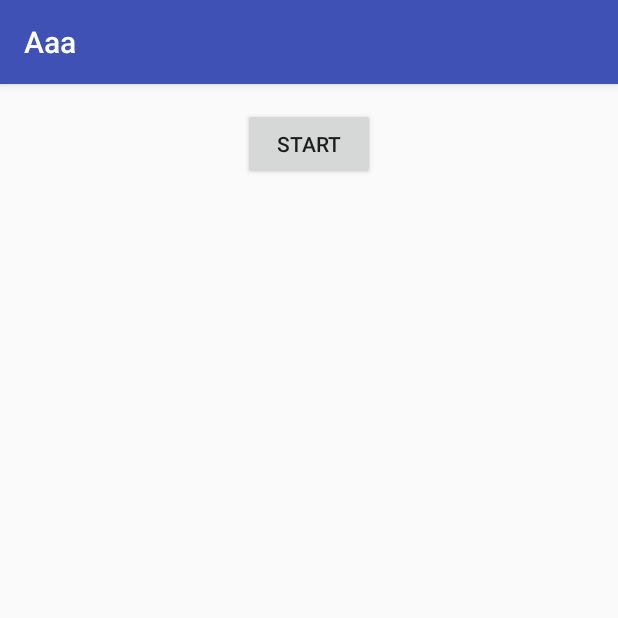
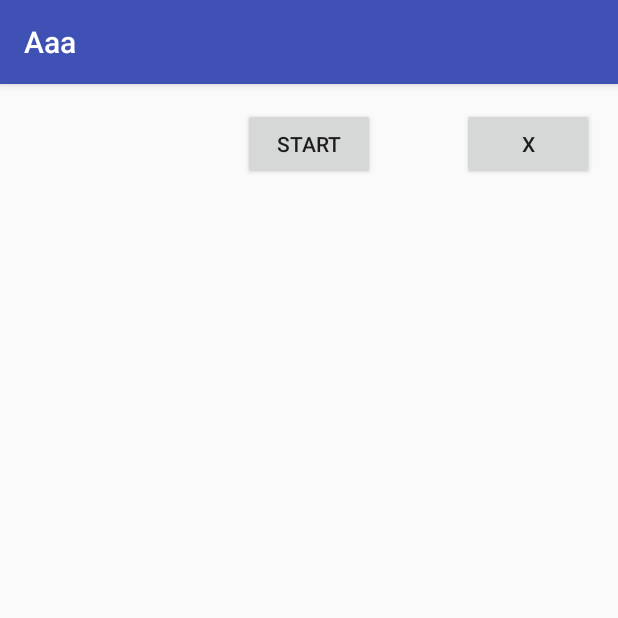
Before and after one commit to yrkv/App, an Android app: the screen it shows after launch (MainActivity), on a phone screen of 412 x 824 dp, the top half of it. Run offline under Robolectric (Android 15) with nearby library versions, the light colour scheme and no system bars.

Commit message:
More shit adedddd

```diff
--- a/app/src/main/res/layout/activity_main.xml
+++ b/app/src/main/res/layout/activity_main.xml
@@ -11,10 +11,20 @@
     tools:context="aaa.aaa.MainActivity">
 
     <Button
-        android:id="@+id/button"
+        android:id="@+id/start"
         android:layout_width="wrap_content"
         android:layout_height="wrap_content"
         android:text="START"
         android:layout_centerHorizontal="true"
-        android:onClick="Aaa" />
+        android:onClick="GameLoop" />
+
+    <Button
+        android:id="@+id/button2"
+        android:layout_width="wrap_content"
+        android:layout_height="wrap_content"
+        android:text="X"
+        android:onClick="Exit"
+        android:layout_alignParentTop="true"
+        android:layout_alignParentRight="true"
+        android:layout_alignParentEnd="true" />
 </RelativeLayout>
```
Also changed, not shown: app/src/main/java/aaa/aaa/MainActivity.java (+8 -2 lines), app/src/main/res/layout/next_activity.xml (+10 -0 lines).
